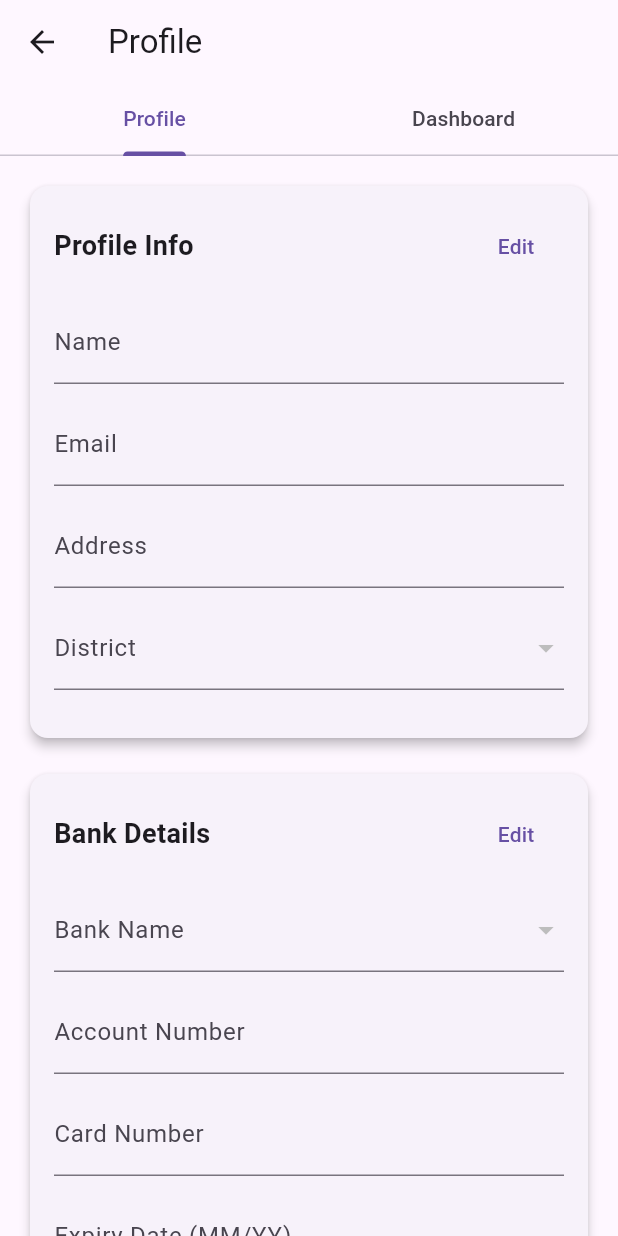
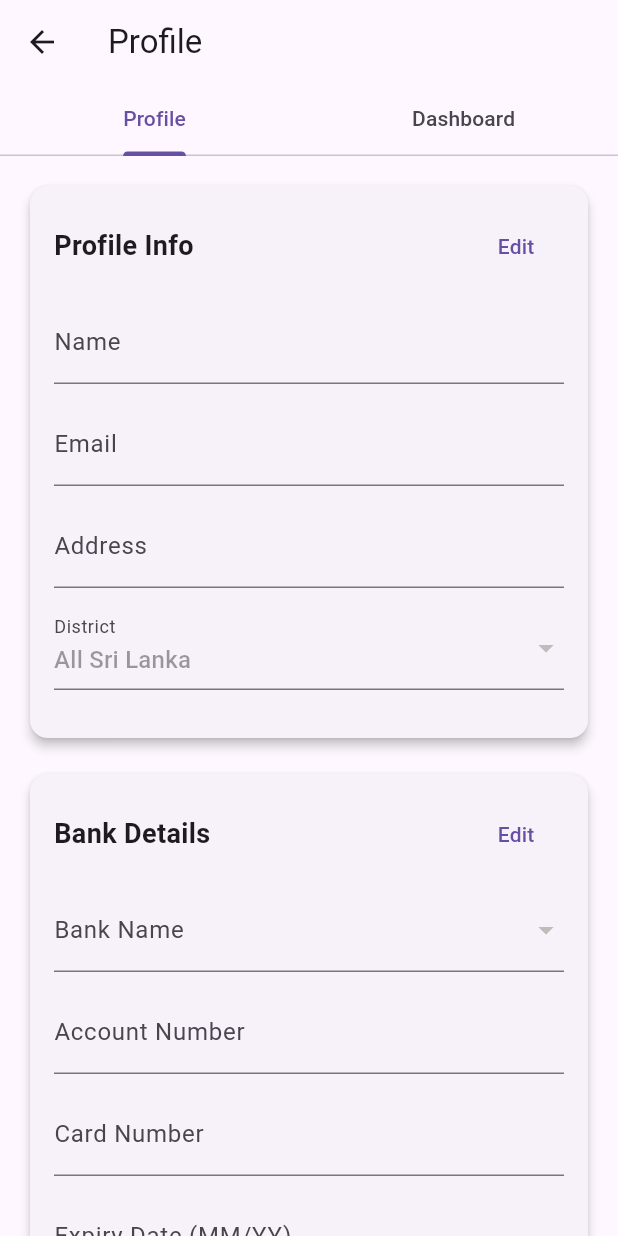
Before and after one commit to GeethJayawardena/nearm_services, a Flutter app: the screen it shows once a user with an empty profile is signed in, after a tap on the "person" icon, on a phone screen of 412 x 824 dp. Run offline on Flutter 3.47's test engine with Material 3 defaults, Android fonts, the phone set to English and light mode, and no system bars; our stand-ins replace cloud_firestore, firebase_auth, firebase_core, geocoding, geolocator; accounts and stored records are empty.

Commit message:
updated. work fine

```diff
--- a/lib/profile_page.dart
+++ b/lib/profile_page.dart
@@ -13,7 +13,6 @@ class _ProfilePageState extends State<ProfilePage>
     with SingleTickerProviderStateMixin {
   final _formKey = GlobalKey<FormState>();
   final _bankFormKey = GlobalKey<FormState>();
-
   late TabController _tabController;
 
   // Profile fields
@@ -72,8 +71,6 @@ class _ProfilePageState extends State<ProfilePage>
     'Union Bank',
     'Seylan Bank',
     'Amana Bank',
-    'NTB Bank',
-    'DFCC Vardhana Bank',
   ];
 
   @override
@@ -98,8 +95,12 @@ class _ProfilePageState extends State<ProfilePage>
         _nameController.text = data['name'] ?? '';
         _emailController.text = user.email ?? '';
         _addressController.text = data['address'] ?? '';
-        _district = data['district'] ?? 'All Sri Lanka';
-        _bankName = data['bankName'];
+        _district = _districts.contains(data['district'])
+            ? data['district']
+            : 'All Sri Lanka';
+        _bankName = _banksSriLanka.contains(data['bankName'])
+            ? data['bankName']
+            : null;
         _accountController.text = data['accountNumber'] ?? '';
         _cardController.text = data['cardNumber'] ?? '';
         _expiryController.text = data['expiryDate'] ?? '';
@@ -108,13 +109,13 @@ class _ProfilePageState extends State<ProfilePage>
     } else {
       setState(() {
         _emailController.text = user.email ?? '';
+        _district = 'All Sri Lanka';
       });
     }
   }
 
   Future<void> _saveProfile() async {
     if (!_formKey.currentState!.validate()) return;
-
     final user = FirebaseAuth.instance.currentUser;
     if (user == null) return;
 
@@ -132,7 +133,6 @@ class _ProfilePageState extends State<ProfilePage>
 
   Future<void> _saveBankDetails() async {
     if (!_bankFormKey.currentState!.validate()) return;
-
     final user = FirebaseAuth.instance.currentUser;
     if (user == null) return;
 
@@ -150,8 +150,34 @@ class _ProfilePageState extends State<ProfilePage>
     ).showSnackBar(const SnackBar(content: Text('Bank details saved')));
   }
 
+  Widget _statusChip(String status) {
+    Color color;
+    switch (status) {
+      case "Pending":
+        color = Colors.orange;
+        break;
+      case "Accepted":
+        color = Colors.blue;
+        break;
+      case "Completed":
+        color = Colors.green;
+        break;
+      case "Rejected":
+        color = Colors.red;
+        break;
+      default:
+        color = Colors.grey;
+    }
+    return Chip(
+      label: Text(status, style: const TextStyle(color: Colors.white)),
+      backgroundColor: color,
+    );
+  }
+
   @override
   Widget build(BuildContext context) {
+    final user = FirebaseAuth.instance.currentUser;
+
     return Scaffold(
       appBar: AppBar(
         title: const Text('Profile'),
@@ -166,15 +192,89 @@ class _ProfilePageState extends State<ProfilePage>
       body: TabBarView(
         controller: _tabController,
         children: [
+          // Profile Tab
           SingleChildScrollView(
             padding: const EdgeInsets.all(16),
             child: Column(
               children: [
-                // Profile Section
-                Card(
-                  shape: RoundedRectangleBorder(
-                    borderRadius: BorderRadius.circular(12),
+                _buildProfileCard(),
+                const SizedBox(height: 16),
+                _buildBankCard(),
+              ],
             ),
+          ),
+
+          // Dashboard Tab
+          SingleChildScrollView(
+            padding: const EdgeInsets.all(16),
+            child: Column(
+              crossAxisAlignment: CrossAxisAlignment.start,
+              children: [
+                const Text(
+                  "My Bookings",
+                  style: TextStyle(fontSize: 18, fontWeight: FontWeight.bold),
+                ),
+                const SizedBox(height: 8),
+                StreamBuilder<QuerySnapshot>(
+                  stream: FirebaseFirestore.instance
+                      .collection('bookings')
+                      .where('buyerId', isEqualTo: user?.uid)
+                      .snapshots(),
+                  builder: (context, snapshot) {
+                    if (!snapshot.hasData) {
+                      return const CircularProgressIndicator();
+                    }
+                    final docs = snapshot.data!.docs;
+                    if (docs.isEmpty) return const Text("No bookings yet.");
+                    return Column(
+                      children: docs.map((doc) {
+                        final data = doc.data() as Map<String, dynamic>;
+                        return ListTile(
+                          title: Text(data['serviceTitle'] ?? 'Service'),
+                          subtitle: _statusChip(data['status'] ?? 'Pending'),
+                        );
+                      }).toList(),
+                    );
+                  },
+                ),
+                const SizedBox(height: 20),
+                const Text(
+                  "My Services",
+                  style: TextStyle(fontSize: 18, fontWeight: FontWeight.bold),
+                ),
+                const SizedBox(height: 8),
+                StreamBuilder<QuerySnapshot>(
+                  stream: FirebaseFirestore.instance
+                      .collection('services')
+                      .where('sellerId', isEqualTo: user?.uid)
+                      .snapshots(),
+                  builder: (context, snapshot) {
+                    if (!snapshot.hasData)
+                      return const CircularProgressIndicator();
+                    final docs = snapshot.data!.docs;
+                    if (docs.isEmpty) return const Text("No services posted.");
+                    return Column(
+                      children: docs.map((doc) {
+                        final data = doc.data() as Map<String, dynamic>;
+                        return ListTile(
+                          title: Text(data['title'] ?? 'Service'),
+                          subtitle: _statusChip(data['status'] ?? 'Pending'),
+                        );
+                      }).toList(),
+                    );
+                  },
+                ),
+              ],
+            ),
+          ),
+        ],
+      ),
+    );
+  }
+
+  Widget _buildProfileCard() {
+    return Card(
+      shape: RoundedRectangleBorder(borderRadius: BorderRadius.circular(12)),
       elevation: 3,
       child: Padding(
         padding: const EdgeInsets.all(16),
@@ -183,66 +283,37 @@ class _ProfilePageState extends State<ProfilePage>
           child: Column(
             crossAxisAlignment: CrossAxisAlignment.start,
             children: [
-                          Row(
-                            mainAxisAlignment: MainAxisAlignment.spaceBetween,
-                            children: [
-                              const Text(
-                                'Profile Info',
-                                style: TextStyle(
-                                  fontSize: 18,
-                                  fontWeight: FontWeight.bold,
-                                ),
-                              ),
-                              TextButton(
-                                onPressed: () => setState(
-                                  () => _editingProfile = !_editingProfile,
-                                ),
-                                child: Text(
-                                  _editingProfile ? 'Cancel' : 'Edit',
-                                ),
-                              ),
-                            ],
-                          ),
+              _header("Profile Info", () {
+                setState(() => _editingProfile = !_editingProfile);
+              }, _editingProfile),
               const SizedBox(height: 12),
               TextFormField(
                 controller: _nameController,
-                            decoration: const InputDecoration(
-                              labelText: 'Name',
-                            ),
+                decoration: const InputDecoration(labelText: 'Name'),
                 readOnly: !_editingProfile,
-                            validator: (val) => (val == null || val.isEmpty)
-                                ? 'Enter name'
-                                : null,
+                validator: (val) =>
+                    val == null || val.isEmpty ? 'Enter name' : null,
               ),
               const SizedBox(height: 12),
               TextFormField(
                 controller: _emailController,
-                            decoration: const InputDecoration(
-                              labelText: 'Email',
-                            ),
+                decoration: const InputDecoration(labelText: 'Email'),
                 readOnly: true,
               ),
               const SizedBox(height: 12),
               TextFormField(
                 controller: _addressController,
-                            decoration: const InputDecoration(
-                              labelText: 'Address',
-                            ),
+                decoration: const InputDecoration(labelText: 'Address'),
                 readOnly: !_editingProfile,
               ),
               const SizedBox(height: 12),
               DropdownButtonFormField<String>(
-                            value: _district,
-                            decoration: const InputDecoration(
-                              labelText: 'District',
-                            ),
+                value: _districts.contains(_district)
+                    ? _district
+                    : 'All Sri Lanka',
+                decoration: const InputDecoration(labelText: 'District'),
                 items: _districts
-                                .map(
-                                  (d) => DropdownMenuItem(
-                                    value: d,
-                                    child: Text(d),
-                                  ),
-                                )
+                    .map((d) => DropdownMenuItem(value: d, child: Text(d)))
                     .toList(),
                 onChanged: _editingProfile
                     ? (val) => setState(() => _district = val)
@@ -258,14 +329,12 @@ class _ProfilePageState extends State<ProfilePage>
           ),
         ),
       ),
-                ),
-                const SizedBox(height: 16),
+    );
+  }
 
-                // Bank Section
-                Card(
-                  shape: RoundedRectangleBorder(
-                    borderRadius: BorderRadius.circular(12),
-                  ),
+  Widget _buildBankCard() {
+    return Card(
+      shape: RoundedRectangleBorder(borderRadius: BorderRadius.circular(12)),
       elevation: 3,
       child: Padding(
         padding: const EdgeInsets.all(16),
@@ -274,58 +343,30 @@ class _ProfilePageState extends State<ProfilePage>
           child: Column(
             crossAxisAlignment: CrossAxisAlignment.start,
             children: [
-                          Row(
-                            mainAxisAlignment: MainAxisAlignment.spaceBetween,
-                            children: [
-                              const Text(
-                                'Bank Details',
-                                style: TextStyle(
-                                  fontSize: 18,
-                                  fontWeight: FontWeight.bold,
-                                ),
-                              ),
-                              TextButton(
-                                onPressed: () => setState(
-                                  () => _editingBank = !_editingBank,
-                                ),
-                                child: Text(_editingBank ? 'Cancel' : 'Edit'),
-                              ),
-                            ],
-                          ),
+              _header("Bank Details", () {
+                setState(() => _editingBank = !_editingBank);
+              }, _editingBank),
               const SizedBox(height: 12),
               DropdownButtonFormField<String>(
-                            value: _bankName,
-                            decoration: const InputDecoration(
-                              labelText: 'Bank Name',
-                            ),
+                value: _banksSriLanka.contains(_bankName) ? _bankName : null,
+                decoration: const InputDecoration(labelText: 'Bank Name'),
                 items: _banksSriLanka
-                                .map(
-                                  (b) => DropdownMenuItem(
-                                    value: b,
-                                    child: Text(b),
-                                  ),
-                                )
+                    .map((b) => DropdownMenuItem(value: b, child: Text(b)))
                     .toList(),
                 onChanged: _editingBank
                     ? (val) => setState(() => _bankName = val)
                     : null,
-                            validator: (val) =>
-                                val == null ? 'Select bank' : null,
               ),
               const SizedBox(height: 12),
               TextFormField(
                 controller: _accountController,
-                            decoration: const InputDecoration(
-                              labelText: 'Account Number',
-                            ),
+                decoration: const InputDecoration(labelText: 'Account Number'),
                 readOnly: !_editingBank,
               ),
               const SizedBox(height: 12),
               TextFormField(
                 controller: _cardController,
-                            decoration: const InputDecoration(
-                              labelText: 'Card Number',
-                            ),
+                decoration: const InputDecoration(labelText: 'Card Number'),
                 readOnly: !_editingBank,
                 obscureText: true,
               ),
@@ -355,20 +396,19 @@ class _ProfilePageState extends State<ProfilePage>
           ),
         ),
       ),
+    );
+  }
+
+  Widget _header(String title, VoidCallback onTap, bool editing) {
+    return Row(
+      mainAxisAlignment: MainAxisAlignment.spaceBetween,
+      children: [
+        Text(
+          title,
+          style: const TextStyle(fontSize: 18, fontWeight: FontWeight.bold),
         ),
+        TextButton(onPressed: onTap, child: Text(editing ? "Cancel" : "Edit")),
       ],
-            ),
-          ),
-
-          // Dashboard Tab Placeholder
-          Center(
-            child: Text(
-              'Dashboard content here',
-              style: TextStyle(fontSize: 18, color: Colors.grey[700]),
-            ),
-          ),
-        ],
-      ),
     );
   }
 }
```
Also changed, not shown: lib/request_details_page.dart (+30 -7 lines), lib/service_details_page.dart (+33 -19 lines). Lines whose indentation alone changed are shown as unchanged.
